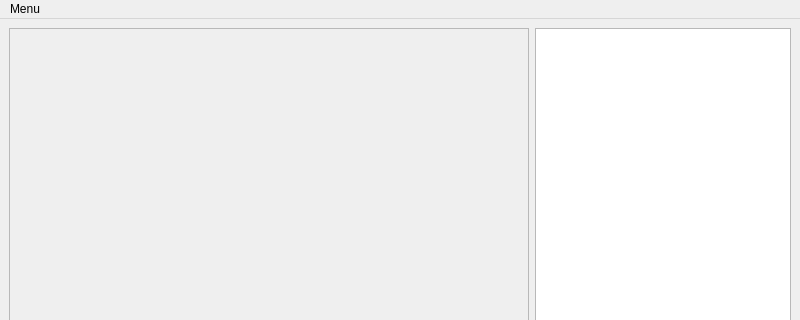
chovanecm/maze, file mainwindow.ui: the form before one commit; both pictures show x 0 to 800 and y 0 to 320 of the 800 by 600 pixel window.
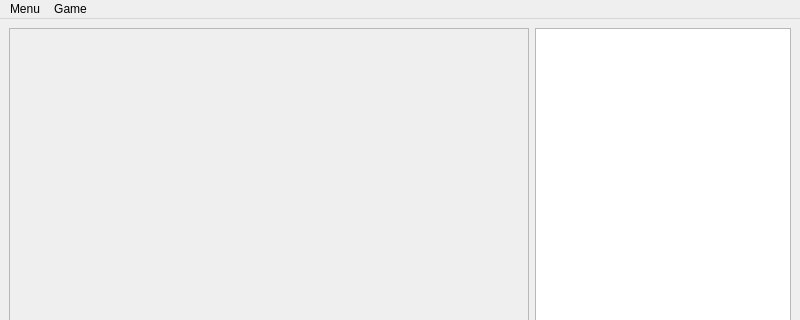
The form after the commit.

What changed in the file:
```diff
--- a/mainwindow.ui
+++ b/mainwindow.ui
@@ -61,7 +61,14 @@
     <addaction name="actionOpen"/>
     <addaction name="actionSave_As"/>
    </widget>
+      <widget class="QMenu" name="menuGame">
+          <property name="title">
+              <string>Game</string>
+          </property>
+          <addaction name="actionGameMode"/>
+      </widget>
    <addaction name="menuMenu"/>
+      <addaction name="menuGame"/>
   </widget>
   <widget class="QStatusBar" name="statusbar"/>
   <action name="actionNew">
```
Left out of the diff: 36 changed lines with no effect on the pictures.
